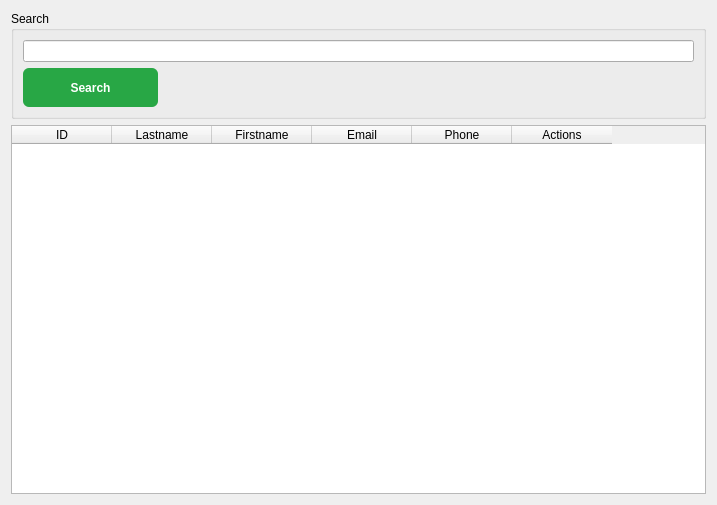
amaralBruno27866/SLT_Solution, file SLT_Application/SLT_Application/ManageAssessor.ui: the form before one commit.
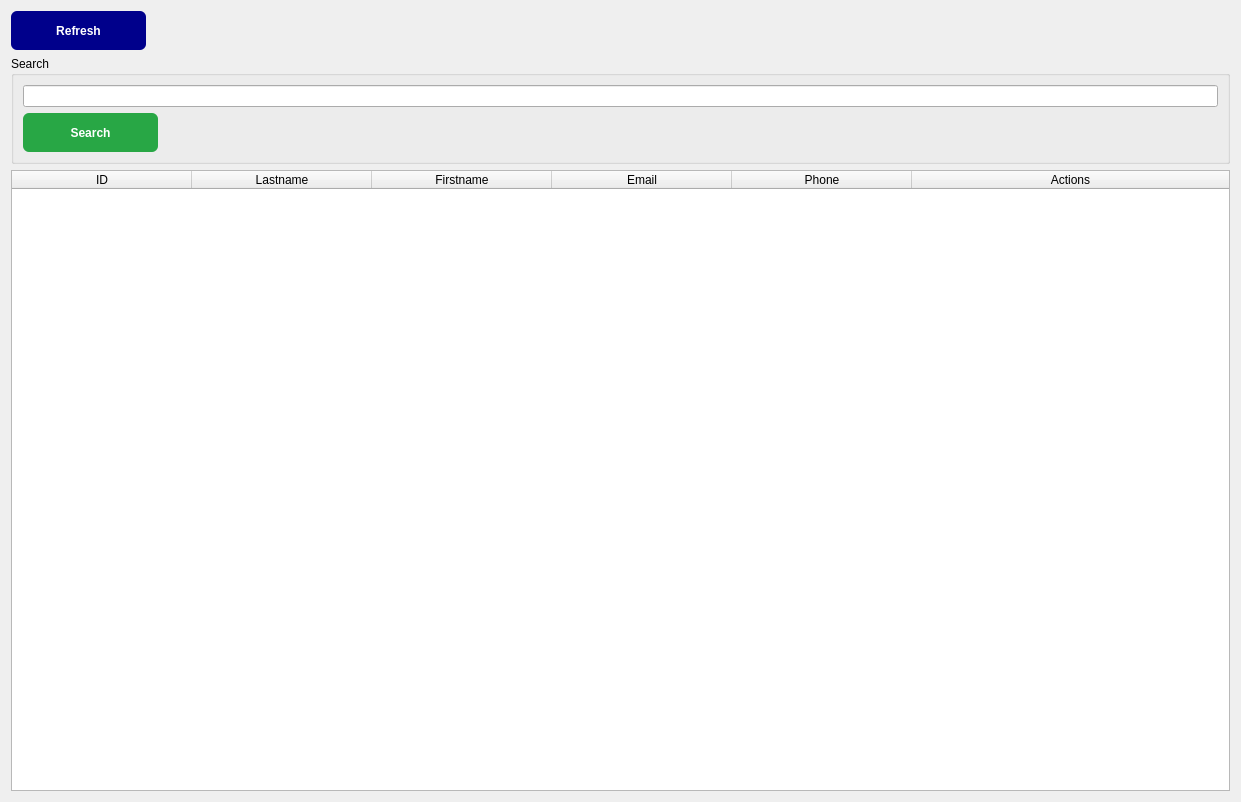
The form after the commit.

Diff of the .ui file:
```diff
--- a/SLT_Application/SLT_Application/ManageAssessor.ui
+++ b/SLT_Application/SLT_Application/ManageAssessor.ui
@@ -6,14 +6,38 @@
    <rect>
     <x>0</x>
     <y>0</y>
-    <width>717</width>
-    <height>505</height>
+    <width>1241</width>
+    <height>802</height>
    </rect>
   </property>
   <property name="windowTitle">
    <string>Form</string>
   </property>
   <layout class="QVBoxLayout" name="verticalLayout">
+   <item>
+    <widget class="QToolButton" name="btRefresh">
+     <property name="styleSheet">
+      <string notr="true">QToolButton {
+    background-color: #00008B;
+    color: white;
+    border: none;
+    border-radius: 6px;
+    padding: 8px 16px;
+    font-weight: bold;
+    width: 100px;
+    height: 20px;
+}
+
+QToolButton:hover {
+    background-color: #0000FF
+}
+</string>
+     </property>
+     <property name="text">
+      <string>Refresh</string>
+     </property>
+    </widget>
+   </item>
    <item>
     <widget class="QGroupBox" name="searchBox">
      <property name="title">
@@ -52,9 +76,21 @@
    </item>
    <item>
     <widget class="QTableWidget" name="tableWidget">
+     <property name="sizeAdjustPolicy">
+      <enum>QAbstractScrollArea::SizeAdjustPolicy::AdjustToContents</enum>
+     </property>
      <property name="columnCount">
       <number>6</number>
      </property>
+     <attribute name="horizontalHeaderDefaultSectionSize">
+      <number>180</number>
+     </attribute>
+     <attribute name="horizontalHeaderStretchLastSection">
+      <bool>true</bool>
+     </attribute>
+     <attribute name="verticalHeaderDefaultSectionSize">
+      <number>50</number>
+     </attribute>
      <column>
       <property name="text">
        <string>ID</string>
```
